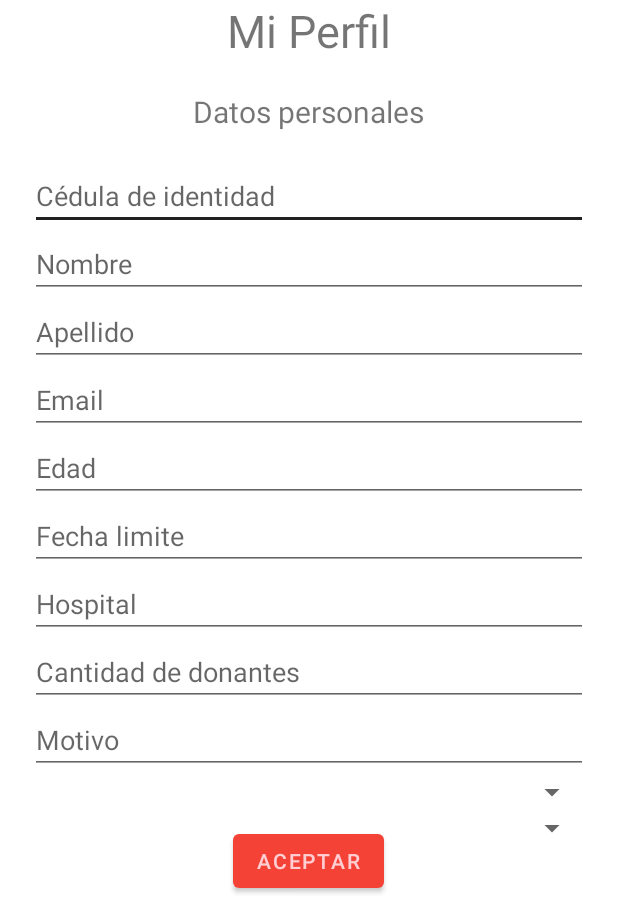
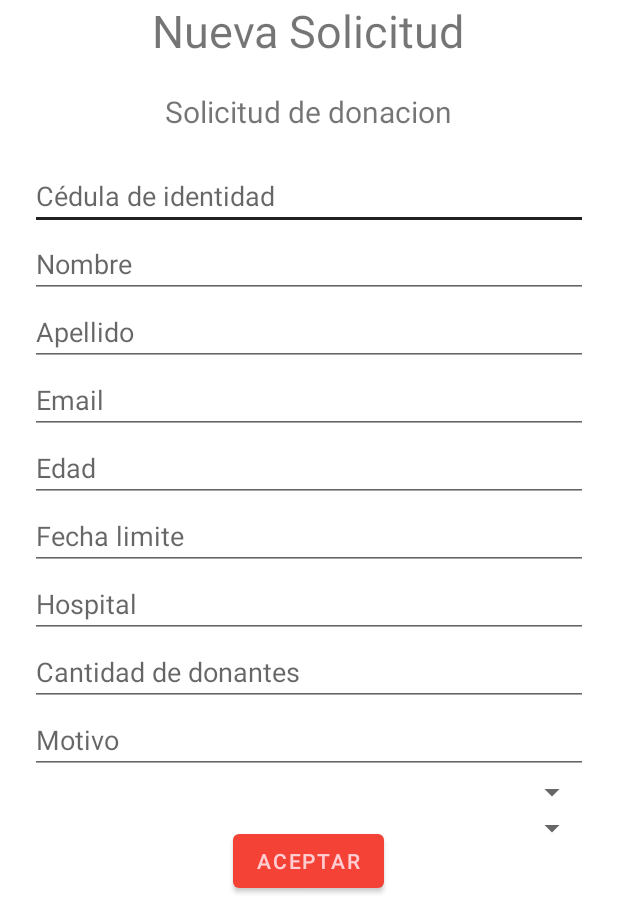
Before and after one commit to Shadowpride/YoDono, an Android app: the SolicitudNueva screen opened directly, with no data from a screen before it, on a phone screen of 412 x 824 dp, the part 339-1236 px from its top. Run offline under Robolectric (Android 15) with nearby library versions, the phone set to English and light mode, and no system bars.

Commit message:
Nueva solicitud

```diff
--- a/app/src/main/java/uy/yodono/LoginScreen.java
+++ b/app/src/main/java/uy/yodono/LoginScreen.java
@@ -31,7 +31,7 @@ public class LoginScreen extends AppCompatActivity {
             public void onClick(View v) {
                 //Log.d("Credenciales", cedula.getText().toString());
                 //Log.d("Credenciales", contrasena.getText().toString());
-                Intent i = new Intent(LoginScreen.this, Perfil.class);
+                Intent i = new Intent(LoginScreen.this, SolicitudNueva.class);
                 startActivity(i);
             }
         });
--- a/app/src/main/res/layout/activity_solicitud_nueva.xml
+++ b/app/src/main/res/layout/activity_solicitud_nueva.xml
@@ -29,14 +29,14 @@
             <TextView
                 android:layout_width="wrap_content"
                 android:layout_height="wrap_content"
-                android:text="Mi Perfil"
+                android:text="Nueva Solicitud"
                 android:textSize="30dp"
                 android:layout_marginBottom="20dp"/>
 
             <TextView
                 android:layout_width="wrap_content"
                 android:layout_height="wrap_content"
-                android:text="Datos personales"
+                android:text="Solicitud de donacion"
                 android:textSize="20dp"
                 android:layout_marginBottom="20dp"/>
 
```
